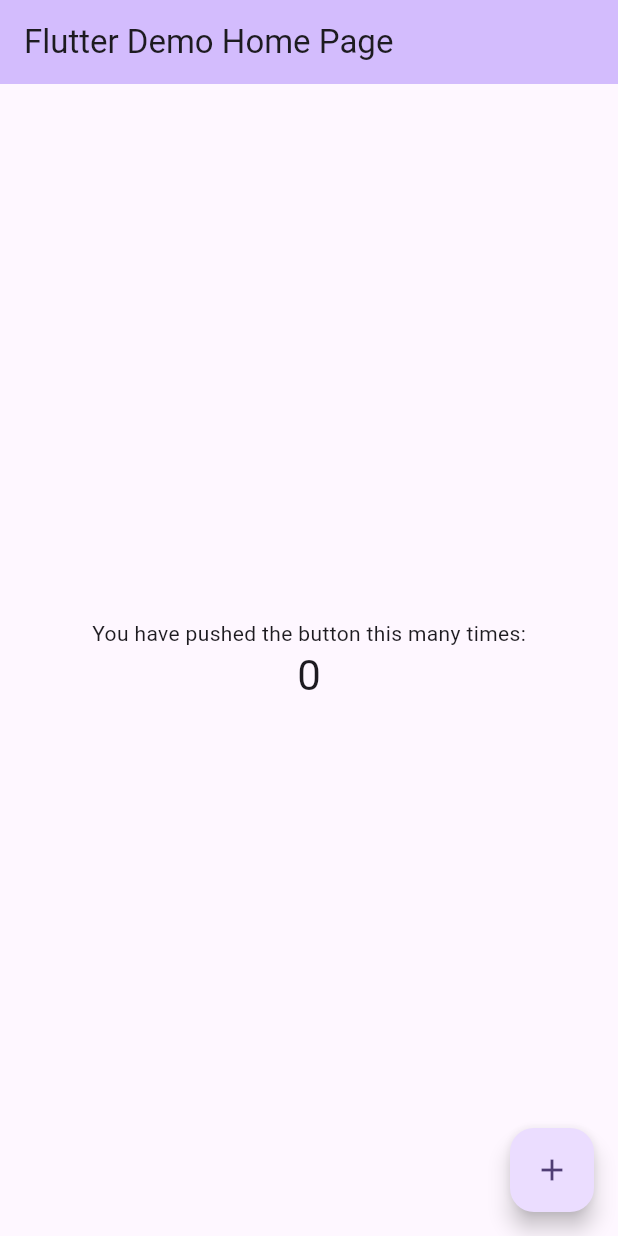
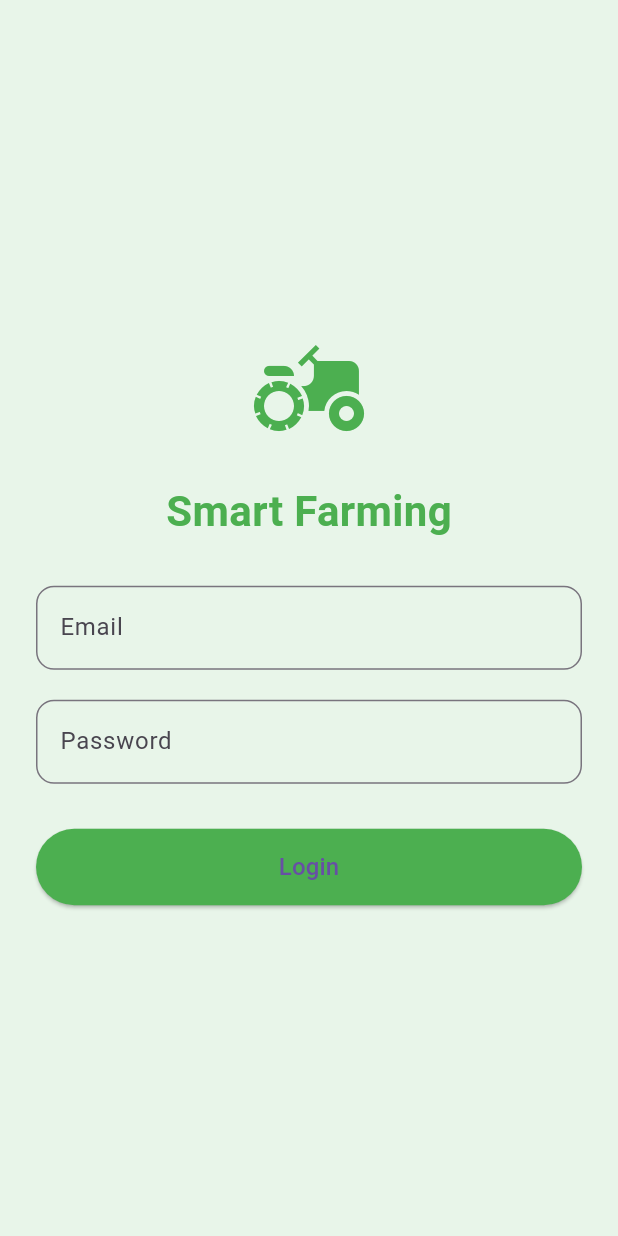
Before and after one commit to Cxpatch/smart_farming_app, a Flutter app: the screen it shows after launch, on a phone screen of 412 x 824 dp. Run offline on Flutter 3.47's test engine with Material 3 defaults, Android fonts, the phone set to English and light mode, and no system bars; our stand-ins replace firebase_core; accounts and stored records are empty.

Commit message:
Smart Farming App progress

```diff
--- /dev/null
+++ b/firestore.indexes.json
@@ -0,0 +1,51 @@
+{
+  // Example (Standard Edition):
+  //
+  // "indexes": [
+  //   {
+  //     "collectionGroup": "widgets",
+  //     "queryScope": "COLLECTION",
+  //     "fields": [
+  //       { "fieldPath": "foo", "arrayConfig": "CONTAINS" },
+  //       { "fieldPath": "bar", "mode": "DESCENDING" }
+  //     ]
+  //   },
+  //
+  //  "fieldOverrides": [
+  //    {
+  //      "collectionGroup": "widgets",
+  //      "fieldPath": "baz",
+  //      "indexes": [
+  //        { "order": "ASCENDING", "queryScope": "COLLECTION" }
+  //      ]
+  //    },
+  //   ]
+  // ]
+  //
+  // Example (Enterprise Edition):
+  //
+  // "indexes": [
+  //   {
+  //     "collectionGroup": "reviews",
+  //     "queryScope": "COLLECTION_GROUP",
+  //     "apiScope": "MONGODB_COMPATIBLE_API",
+  //     "density": "DENSE",
+  //     "multikey": false,
+  //     "fields": [
+  //       { "fieldPath": "baz", "mode": "ASCENDING" }
+  //     ]
+  //   },
+  //   {
+  //     "collectionGroup": "items",
+  //     "queryScope": "COLLECTION_GROUP",
+  //     "apiScope": "MONGODB_COMPATIBLE_API",
+  //     "density": "SPARSE_ANY",
+  //     "multikey": true,
+  //     "fields": [
+  //       { "fieldPath": "baz", "mode": "ASCENDING" }
+  //     ]
+  //   },
+  // ]
+  "indexes": [],
+  "fieldOverrides": []
+}
--- a/lib/main.dart
+++ b/lib/main.dart
@@ -1,122 +1,27 @@
 import 'package:flutter/material.dart';
+import 'package:firebase_core/firebase_core.dart';
+import 'firebase_options.dart';
+import 'screens/login_screen.dart';
 
-void main() {
-  runApp(const MyApp());
+void main() async {
+  WidgetsFlutterBinding.ensureInitialized();
+
+  await Firebase.initializeApp(
+    options: DefaultFirebaseOptions.currentPlatform,
+  );
+
+  runApp(const SmartFarmingApp());
 }
 
-class MyApp extends StatelessWidget {
-  const MyApp({super.key});
+class SmartFarmingApp extends StatelessWidget {
+  const SmartFarmingApp({super.key});
 
-  // This widget is the root of your application.
   @override
   Widget build(BuildContext context) {
-    return MaterialApp(
-      title: 'Flutter Demo',
-      theme: ThemeData(
-        // This is the theme of your application.
-        //
-        // TRY THIS: Try running your application with "flutter run". You'll see
-        // the application has a purple toolbar. Then, without quitting the app,
-        // try changing the seedColor in the colorScheme below to Colors.green
-        // and then invoke "hot reload" (save your changes or press the "hot
-        // reload" button in a Flutter-supported IDE, or press "r" if you used
-        // the command line to start the app).
-        //
-        // Notice that the counter didn't reset back to zero; the application
-        // state is not lost during the reload. To reset the state, use hot
-        // restart instead.
-        //
-        // This works for code too, not just values: Most code changes can be
-        // tested with just a hot reload.
-        colorScheme: .fromSeed(seedColor: Colors.deepPurple),
-      ),
-      home: const MyHomePage(title: 'Flutter Demo Home Page'),
+    return const MaterialApp(
+      debugShowCheckedModeBanner: false,
+      title: 'Smart Farming App',
+      home: LoginScreen(),
     );
   }
 }
-
-class MyHomePage extends StatefulWidget {
-  const MyHomePage({super.key, required this.title});
-
-  // This widget is the home page of your application. It is stateful, meaning
-  // that it has a State object (defined below) that contains fields that affect
-  // how it looks.
-
-  // This class is the configuration for the state. It holds the values (in this
-  // case the title) provided by the parent (in this case the App widget) and
-  // used by the build method of the State. Fields in a Widget subclass are
-  // always marked "final".
-
-  final String title;
-
-  @override
-  State<MyHomePage> createState() => _MyHomePageState();
-}
-
-class _MyHomePageState extends State<MyHomePage> {
-  int _counter = 0;
-
-  void _incrementCounter() {
-    setState(() {
-      // This call to setState tells the Flutter framework that something has
-      // changed in this State, which causes it to rerun the build method below
-      // so that the display can reflect the updated values. If we changed
-      // _counter without calling setState(), then the build method would not be
-      // called again, and so nothing would appear to happen.
-      _counter++;
-    });
-  }
-
-  @override
-  Widget build(BuildContext context) {
-    // This method is rerun every time setState is called, for instance as done
-    // by the _incrementCounter method above.
-    //
-    // The Flutter framework has been optimized to make rerunning build methods
-    // fast, so that you can just rebuild anything that needs updating rather
-    // than having to individually change instances of widgets.
-    return Scaffold(
-      appBar: AppBar(
-        // TRY THIS: Try changing the color here to a specific color (to
-        // Colors.amber, perhaps?) and trigger a hot reload to see the AppBar
-        // change color while the other colors stay the same.
-        backgroundColor: Theme.of(context).colorScheme.inversePrimary,
-        // Here we take the value from the MyHomePage object that was created by
-        // the App.build method, and use it to set our appbar title.
-        title: Text(widget.title),
-      ),
-      body: Center(
-        // Center is a layout widget. It takes a single child and positions it
-        // in the middle of the parent.
-        child: Column(
-          // Column is also a layout widget. It takes a list of children and
-          // arranges them vertically. By default, it sizes itself to fit its
-          // children horizontally, and tries to be as tall as its parent.
-          //
-          // Column has various properties to control how it sizes itself and
-          // how it positions its children. Here we use mainAxisAlignment to
-          // center the children vertically; the main axis here is the vertical
-          // axis because Columns are vertical (the cross axis would be
-          // horizontal).
-          //
-          // TRY THIS: Invoke "debug painting" (choose the "Toggle Debug Paint"
-          // action in the IDE, or press "p" in the console), to see the
-          // wireframe for each widget.
-          mainAxisAlignment: .center,
-          children: [
-            const Text('You have pushed the button this many times:'),
-            Text(
-              '$_counter',
-              style: Theme.of(context).textTheme.headlineMedium,
-            ),
-          ],
-        ),
-      ),
-      floatingActionButton: FloatingActionButton(
-        onPressed: _incrementCounter,
-        tooltip: 'Increment',
-        child: const Icon(Icons.add),
-      ),
-    );
-  }
-}
--- /dev/null
+++ b/lib/screens/login_screen.dart
@@ -0,0 +1,76 @@
+import 'package:flutter/material.dart';
+
+class LoginScreen extends StatelessWidget {
+  const LoginScreen({super.key});
+
+  @override
+  Widget build(BuildContext context) {
+    return Scaffold(
+      backgroundColor: Colors.green.shade50,
+      body: Center(
+        child: Padding(
+          padding: const EdgeInsets.all(24.0),
+          child: Column(
+            mainAxisSize: MainAxisSize.min,
+            children: [
+              const Icon(
+                Icons.agriculture,
+                size: 80,
+                color: Colors.green,
+              ),
+              const SizedBox(height: 20),
+              const Text(
+                "Smart Farming",
+                style: TextStyle(
+                  fontSize: 28,
+                  fontWeight: FontWeight.bold,
+                  color: Colors.green,
+                ),
+              ),
+              const SizedBox(height: 30),
+              TextField(
+                decoration: InputDecoration(
+                  labelText: "Email",
+                  border: OutlineInputBorder(
+                    borderRadius: BorderRadius.circular(12),
+                  ),
+                ),
+              ),
+              const SizedBox(height: 20),
+              TextField(
+                obscureText: true,
+                decoration: InputDecoration(
+                  labelText: "Password",
+                  border: OutlineInputBorder(
+                    borderRadius: BorderRadius.circular(12),
+                  ),
+                ),
+              ),
+              const SizedBox(height: 30),
+              SizedBox(
+                width: double.infinity,
+                child: ElevatedButton(
+                  style: ElevatedButton.styleFrom(
+                    padding: const EdgeInsets.symmetric(vertical: 14),
+                    backgroundColor: Colors.green,
+                  ),
+                  onPressed: () {
+                    ScaffoldMessenger.of(context).showSnackBar(
+                      const SnackBar(
+                        content: Text("Login button pressed"),
+                      ),
+                    );
+                  },
+                  child: const Text(
+                    "Login",
+                    style: TextStyle(fontSize: 16),
+                  ),
+                ),
+              ),
+            ],
+          ),
+        ),
+      ),
+    );
+  }
+}
--- a/pubspec.yaml
+++ b/pubspec.yaml
@@ -34,6 +34,9 @@ dependencies:
   # The following adds the Cupertino Icons font to your application.
   # Use with the CupertinoIcons class for iOS style icons.
   cupertino_icons: ^1.0.8
+  firebase_core: ^4.4.0
+  firebase_auth: ^6.1.4
+  cloud_firestore: ^6.1.2
 
 dev_dependencies:
   flutter_test:
```
Also changed, not shown: firebase.json (added), lib/core/constants.dart (added), lib/firebase_options.dart (added), lib/screens/dashboard_screen.dart (added), lib/screens/prediction_screen.dart (added), lib/screens/weather_screen.dart (added), lib/services/location_service.dart (added), lib/services/prediction_service.dart (added), lib/services/weather_service.dart (added), pubspec.lock, 8 other files.
